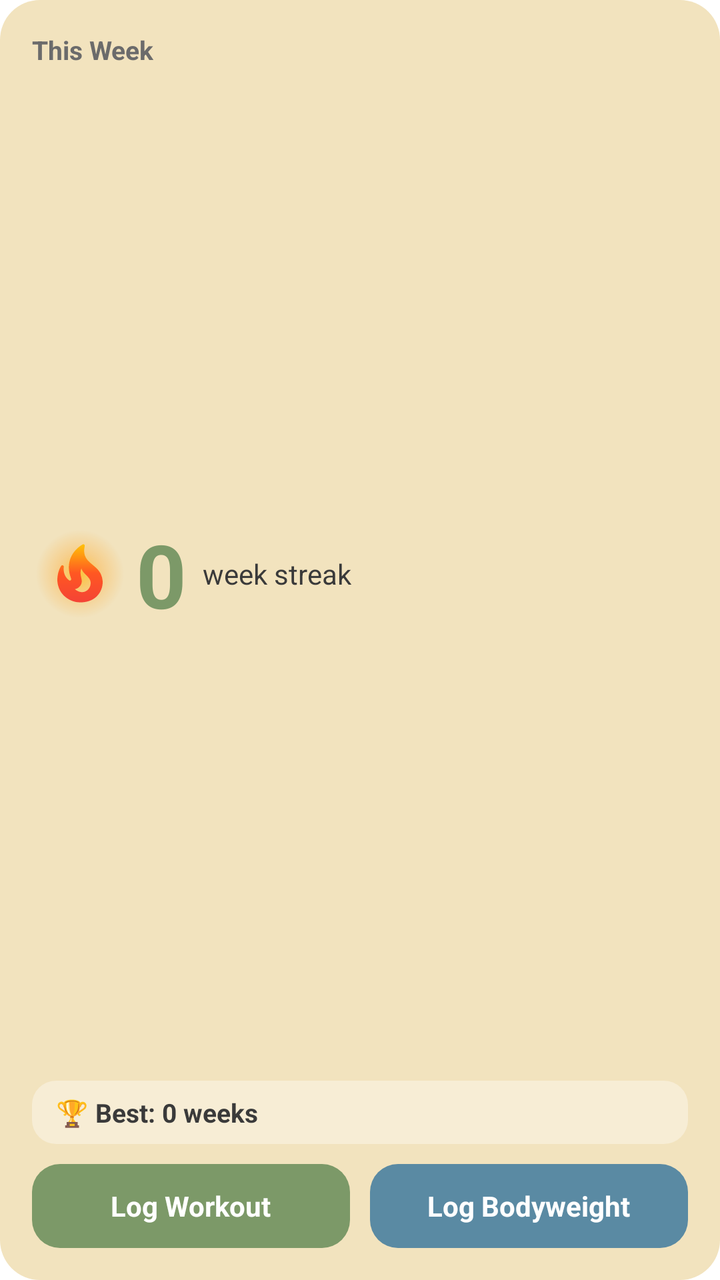
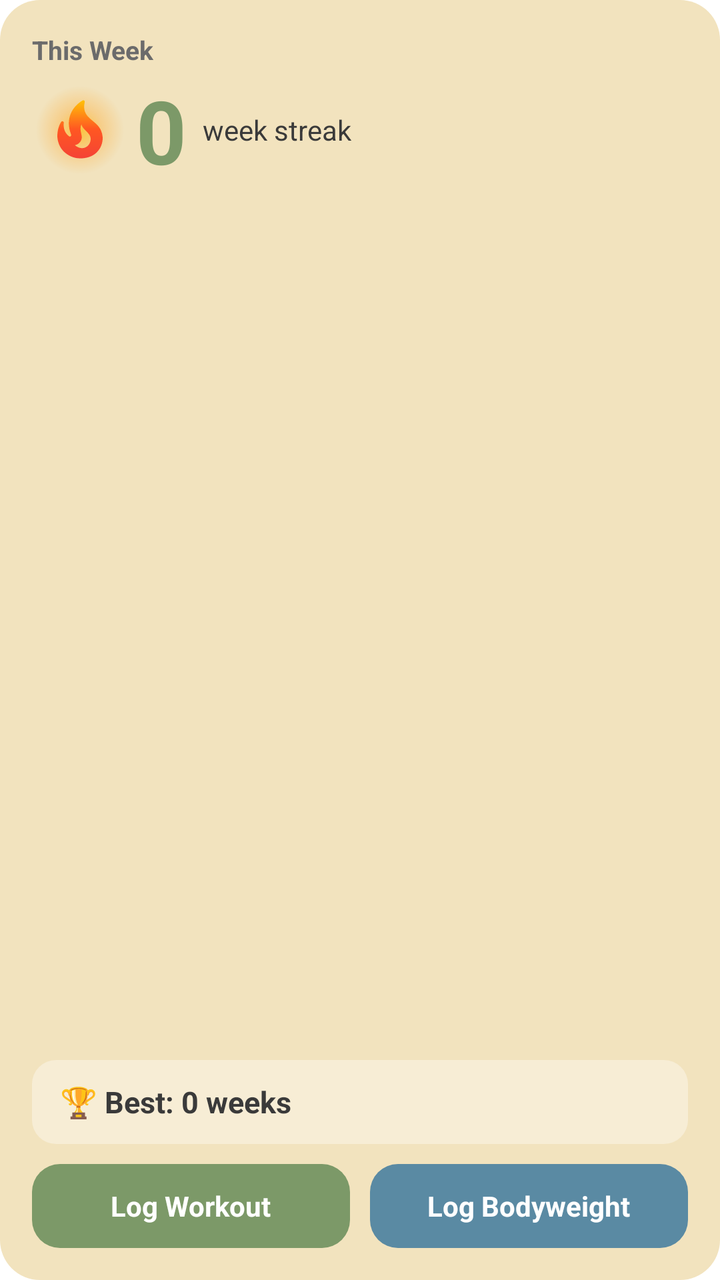

Compare the two renders of this Android layout. The source of the first and the diff that turns it into the second are given below.
<!-- AndroidManifest.xml: fallback theme Theme.MaterialComponents.DayNight.NoActionBar -->
<!-- res/layout/widget_xlarge.xml -->
<?xml version="1.0" encoding="utf-8"?>
<FrameLayout xmlns:android="http://schemas.android.com/apk/res/android"
    android:id="@+id/widget_root"
    android:layout_width="match_parent"
    android:layout_height="match_parent">

    <ImageView
        android:id="@+id/bg_card"
        android:layout_width="match_parent"
        android:layout_height="match_parent"
        android:scaleType="fitXY"
        android:src="@drawable/widget_background"
        android:tint="@color/widget_background" />

    <LinearLayout
        android:layout_width="match_parent"
        android:layout_height="match_parent"
        android:orientation="vertical"
        android:paddingStart="16dp"
        android:paddingEnd="16dp"
        android:paddingTop="16dp"
        android:paddingBottom="16dp">

        <TextView
            android:id="@+id/header_text"
            android:layout_width="wrap_content"
            android:layout_height="wrap_content"
            android:text="This Week"
            android:textColor="@color/widget_text_muted"
            android:textSize="13sp"
            android:textStyle="bold" />

        <LinearLayout
            android:layout_width="match_parent"
            android:layout_height="0dp"
            android:layout_weight="1"
            android:orientation="horizontal"
            android:gravity="center_vertical">

            <FrameLayout
                android:layout_width="48dp"
                android:layout_height="48dp">

                <ImageView
                    android:id="@+id/fire_glow"
                    android:layout_width="match_parent"
                    android:layout_height="match_parent"
                    android:src="@drawable/widget_fire_glow" />

                <ImageView
                    android:id="@+id/fire_icon"
                    android:layout_width="34dp"
                    android:layout_height="34dp"
                    android:layout_gravity="center"
                    android:src="@drawable/ic_widget_fire_active" />
            </FrameLayout>

            <TextView
                android:id="@+id/streak_text"
                android:layout_width="wrap_content"
                android:layout_height="wrap_content"
                android:layout_marginStart="4dp"
                android:text="0"
                android:textColor="@color/widget_hero"
                android:textSize="44sp"
                android:textStyle="bold" />

            <TextView
                android:id="@+id/streak_label"
                android:layout_width="wrap_content"
                android:layout_height="wrap_content"
                android:layout_marginStart="8dp"
                android:text="week streak"
                android:textColor="@color/widget_text_dark"
                android:textSize="14sp" />
        </LinearLayout>

        <FrameLayout
            android:layout_width="match_parent"
            android:layout_height="wrap_content"
            android:layout_marginBottom="10dp">

            <ImageView
                android:id="@+id/best_chip_bg"
                android:layout_width="match_parent"
                android:layout_height="match_parent"
                android:scaleType="fitXY"
                android:src="@drawable/widget_chip_bg"
                android:tint="@color/widget_surface" />

            <LinearLayout
                android:layout_width="match_parent"
                android:layout_height="wrap_content"
                android:orientation="horizontal"
                android:gravity="center_vertical"
                android:paddingStart="12dp"
                android:paddingEnd="12dp"
                android:paddingTop="7dp"
                android:paddingBottom="7dp">

                <TextView
                    android:id="@+id/best_text"
                    android:layout_width="0dp"
                    android:layout_height="wrap_content"
                    android:layout_weight="1"
                    android:maxLines="1"
                    android:ellipsize="end"
                    android:text="🏆 Best: 0 weeks"
                    android:textColor="@color/widget_text_dark"
                    android:textSize="13sp"
                    android:textStyle="bold" />

                <TextView
                    android:id="@+id/best_ended_text"
                    android:layout_width="wrap_content"
                    android:layout_height="wrap_content"
                    android:layout_marginStart="8dp"
                    android:maxLines="1"
                    android:text=""
                    android:textColor="@color/widget_text_muted"
                    android:textSize="12sp" />
            </LinearLayout>
        </FrameLayout>

        <LinearLayout
            android:layout_width="match_parent"
            android:layout_height="42dp"
            android:orientation="horizontal">

            <FrameLayout
                android:id="@+id/log_button"
                android:layout_width="0dp"
                android:layout_height="match_parent"
                android:layout_weight="1"
                android:layout_marginEnd="5dp">

                <ImageView
                    android:id="@+id/log_button_bg"
                    android:layout_width="match_parent"
                    android:layout_height="match_parent"
                    android:scaleType="fitXY"
                    android:src="@drawable/widget_button_bg"
                    android:tint="@color/widget_hero" />

                <TextView
                    android:id="@+id/log_button_text"
                    android:layout_width="wrap_content"
                    android:layout_height="wrap_content"
                    android:layout_gravity="center"
                    android:maxLines="1"
                    android:text="Log Workout"
                    android:textColor="@color/widget_text_on_hero"
                    android:textSize="14sp"
                    android:textStyle="bold" />
            </FrameLayout>

            <FrameLayout
                android:id="@+id/bodyweight_button"
                android:layout_width="0dp"
                android:layout_height="match_parent"
                android:layout_weight="1"
                android:layout_marginStart="5dp">

                <ImageView
                    android:id="@+id/bodyweight_button_bg"
                    android:layout_width="match_parent"
                    android:layout_height="match_parent"
                    android:scaleType="fitXY"
                    android:src="@drawable/widget_button_bg"
                    android:tint="@color/widget_dashboard" />

                <TextView
                    android:id="@+id/bodyweight_button_text"
                    android:layout_width="wrap_content"
                    android:layout_height="wrap_content"
                    android:layout_gravity="center"
                    android:maxLines="1"
                    android:text="Log Bodyweight"
                    android:textColor="@color/widget_text_on_hero"
                    android:textSize="14sp"
                    android:textStyle="bold" />
            </FrameLayout>
        </LinearLayout>
    </LinearLayout>
</FrameLayout>
<!-- resources referenced by this layout -->
<resources>
  <color name="widget_background">#FFF2E3BE</color>
  <color name="widget_dashboard">#FF5A8AA3</color>
  <color name="widget_hero">#FF7C9968</color>
  <color name="widget_surface">#FFF7EDD5</color>
  <color name="widget_text_dark">#FF3A3A3A</color>
  <color name="widget_text_muted">#FF6B6B6B</color>
  <color name="widget_text_on_hero">#FFFFFFFF</color>
  <!-- drawable ic_widget_fire_active (drawable) -->
  <?xml version="1.0" encoding="utf-8"?>
  <vector xmlns:android="http://schemas.android.com/apk/res/android"
      xmlns:aapt="http://schemas.android.com/aapt"
      android:width="24dp"
      android:height="24dp"
      android:viewportWidth="24"
      android:viewportHeight="24">
      <path android:pathData="M19.48,12.35c-1.57,-4.08 -7.16,-4.3 -5.81,-10.23c0.1,-0.44 -0.37,-0.78 -0.75,-0.55C9.29,3.71 6.68,8 8.87,13.62c0.18,0.46 -0.36,0.89 -0.75,0.59c-1.81,-1.37 -2,-3.34 -1.84,-4.75c0.06,-0.52 -0.62,-0.77 -0.91,-0.34C4.69,10.16 4,11.84 4,14.37c0.38,5.6 5.11,7.32 6.81,7.54c2.43,0.31 5.06,-0.14 6.95,-1.87C19.84,18.11 20.6,15.03 19.48,12.35zM10.2,17.38c1.44,-0.35 2.18,-1.39 2.38,-2.31c0.33,-1.43 -0.96,-2.83 -0.09,-5.09c0.33,1.87 3.27,3.04 3.27,5.08C15.84,17.59 13.1,19.76 10.2,17.38z">
          <aapt:attr name="android:fillColor">
              <gradient
                  android:type="linear"
                  android:startX="12"
                  android:startY="22"
                  android:endX="12"
                  android:endY="1.5">
                  <item android:offset="0" android:color="#FFF44336" />
                  <item android:offset="0.5" android:color="#FFFF5722" />
                  <item android:offset="1" android:color="#FFFFC107" />
              </gradient>
          </aapt:attr>
      </path>
  </vector>
  <!-- drawable widget_background (drawable) -->
  <?xml version="1.0" encoding="utf-8"?>
  <shape xmlns:android="http://schemas.android.com/apk/res/android" android:shape="rectangle">
      <solid android:color="#FFFFFFFF" />
      <corners android:radius="20dp" />
  </shape>
  <!-- drawable widget_button_bg (drawable) -->
  <?xml version="1.0" encoding="utf-8"?>
  <shape xmlns:android="http://schemas.android.com/apk/res/android" android:shape="rectangle">
      <solid android:color="#FFFFFFFF" />
      <corners android:radius="14dp" />
  </shape>
  <!-- drawable widget_chip_bg (drawable) -->
  <?xml version="1.0" encoding="utf-8"?>
  <shape xmlns:android="http://schemas.android.com/apk/res/android" android:shape="rectangle">
      <solid android:color="#FFFFFFFF" />
      <corners android:radius="12dp" />
  </shape>
  <!-- drawable widget_fire_glow (drawable) -->
  <?xml version="1.0" encoding="utf-8"?>
  <shape xmlns:android="http://schemas.android.com/apk/res/android" android:shape="oval">
      <gradient
          android:type="radial"
          android:gradientRadius="22dp"
          android:centerColor="#55FFA726"
          android:startColor="#AAFFB300"
          android:endColor="#00FF6D00" />
  </shape>
</resources>

<!-- the commit's change to res/layout/widget_xlarge.xml (unified diff, before → after) -->
@@ -32,8 +32,8 @@
 
         <LinearLayout
             android:layout_width="match_parent"
-            android:layout_height="0dp"
-            android:layout_weight="1"
+            android:layout_height="wrap_content"
+            android:layout_marginTop="2dp"
             android:orientation="horizontal"
             android:gravity="center_vertical">
 
@@ -77,7 +77,12 @@
 
         <FrameLayout
             android:layout_width="match_parent"
-            android:layout_height="wrap_content"
+            android:layout_height="0dp"
+            android:layout_weight="1" />
+
+        <FrameLayout
+            android:layout_width="match_parent"
+            android:layout_height="42dp"
             android:layout_marginBottom="10dp">
 
             <ImageView
@@ -90,13 +95,11 @@
 
             <LinearLayout
                 android:layout_width="match_parent"
-                android:layout_height="wrap_content"
+                android:layout_height="match_parent"
                 android:orientation="horizontal"
                 android:gravity="center_vertical"
-                android:paddingStart="12dp"
-                android:paddingEnd="12dp"
-                android:paddingTop="7dp"
-                android:paddingBottom="7dp">
+                android:paddingStart="14dp"
+                android:paddingEnd="14dp">
 
                 <TextView
                     android:id="@+id/best_text"
@@ -107,7 +110,7 @@
                     android:ellipsize="end"
                     android:text="🏆 Best: 0 weeks"
                     android:textColor="@color/widget_text_dark"
-                    android:textSize="13sp"
+                    android:textSize="15sp"
                     android:textStyle="bold" />
 
                 <TextView
@@ -118,7 +121,7 @@
                     android:maxLines="1"
                     android:text=""
                     android:textColor="@color/widget_text_muted"
-                    android:textSize="12sp" />
+                    android:textSize="13sp" />
             </LinearLayout>
         </FrameLayout>
 
